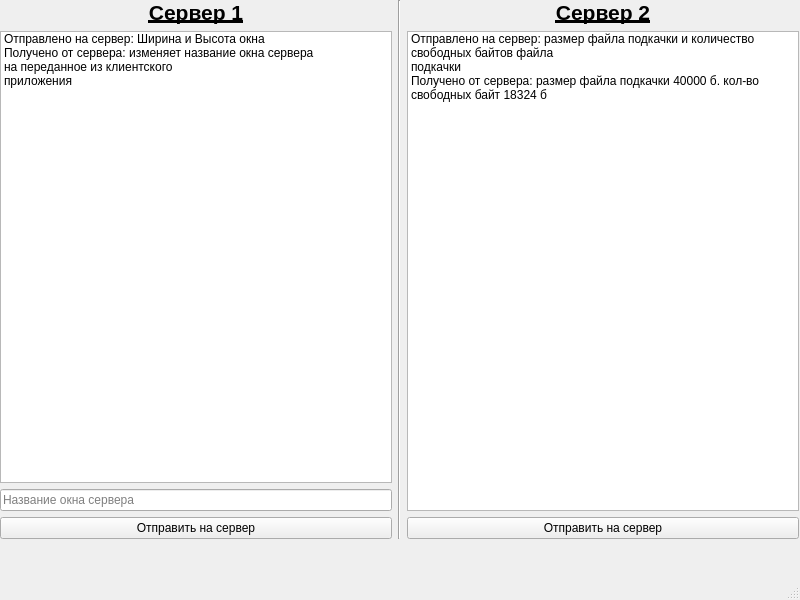
Old version of the form Client.ui in the repository VanoMajukin/Kyrsovaya.
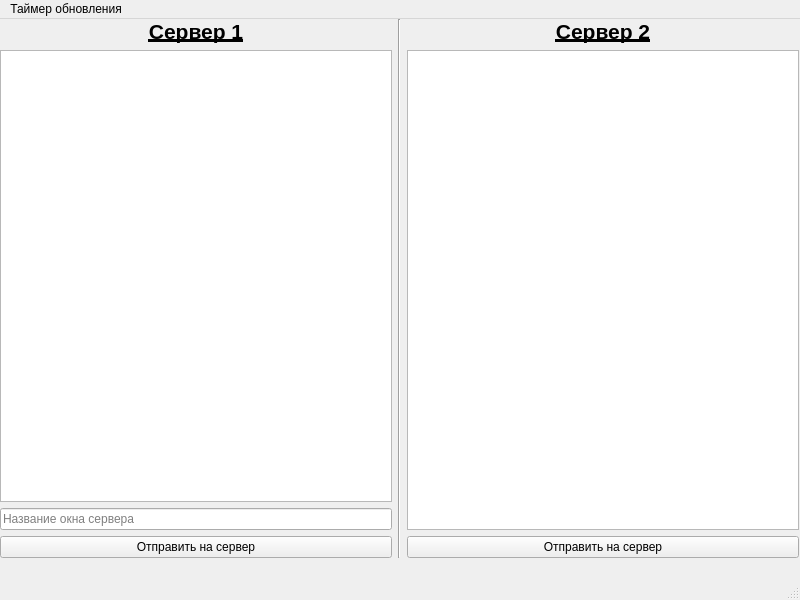
New version of the form.

Commit message: add update timer into the Client

Patch:
```diff
--- a/Client.ui
+++ b/Client.ui
@@ -49,18 +49,6 @@
          <property name="wordWrap">
           <bool>true</bool>
          </property>
-         <item>
-          <property name="text">
-           <string>Отправлено на сервер: Ширина и Высота окна</string>
-          </property>
-         </item>
-         <item>
-          <property name="text">
-           <string>Получено от сервера: изменяет название окна сервера
-на переданное из клиентского
-приложения</string>
-          </property>
-         </item>
         </widget>
        </item>
        <item>
@@ -114,23 +102,6 @@
          <property name="wordWrap">
           <bool>true</bool>
          </property>
-         <item>
-          <property name="text">
-           <string>Отправлено на сервер: размер файла подкачки и количество свободных байтов файла
-подкачки</string>
-          </property>
-          <property name="font">
-           <font>
-            <weight>50</weight>
-            <bold>false</bold>
-           </font>
-          </property>
-         </item>
-         <item>
-          <property name="text">
-           <string>Получено от сервера: размер файла подкачки 40000 б. кол-во свободных байт 18324 б</string>
-          </property>
-         </item>
         </widget>
        </item>
        <item>
@@ -154,6 +125,17 @@
      <height>37</height>
     </rect>
    </property>
+   <widget class="QMenu" name="menu">
+    <property name="title">
+     <string>Таймер обновления</string>
+    </property>
+    <addaction name="action_1"/>
+    <addaction name="action_2"/>
+    <addaction name="action_3"/>
+    <addaction name="action_4"/>
+    <addaction name="action_5"/>
+   </widget>
+   <addaction name="menu"/>
   </widget>
   <widget class="QStatusBar" name="statusbar"/>
  </widget>
```
Left out of the diff: 30 changed lines with no effect on the pictures. The commit also changes 3 other files.
